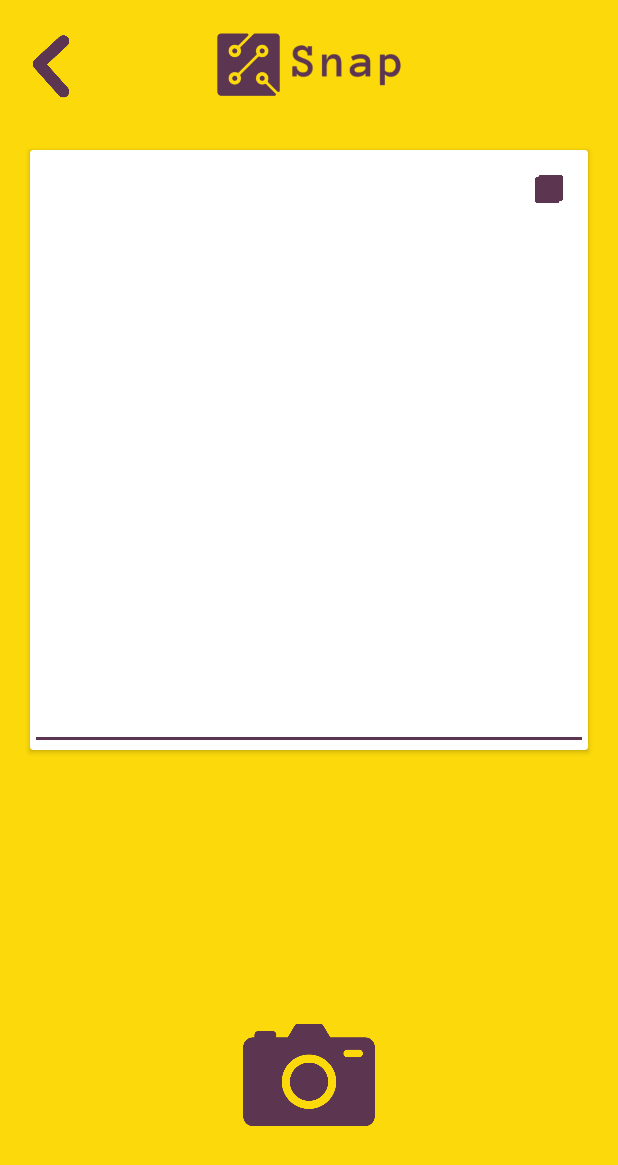
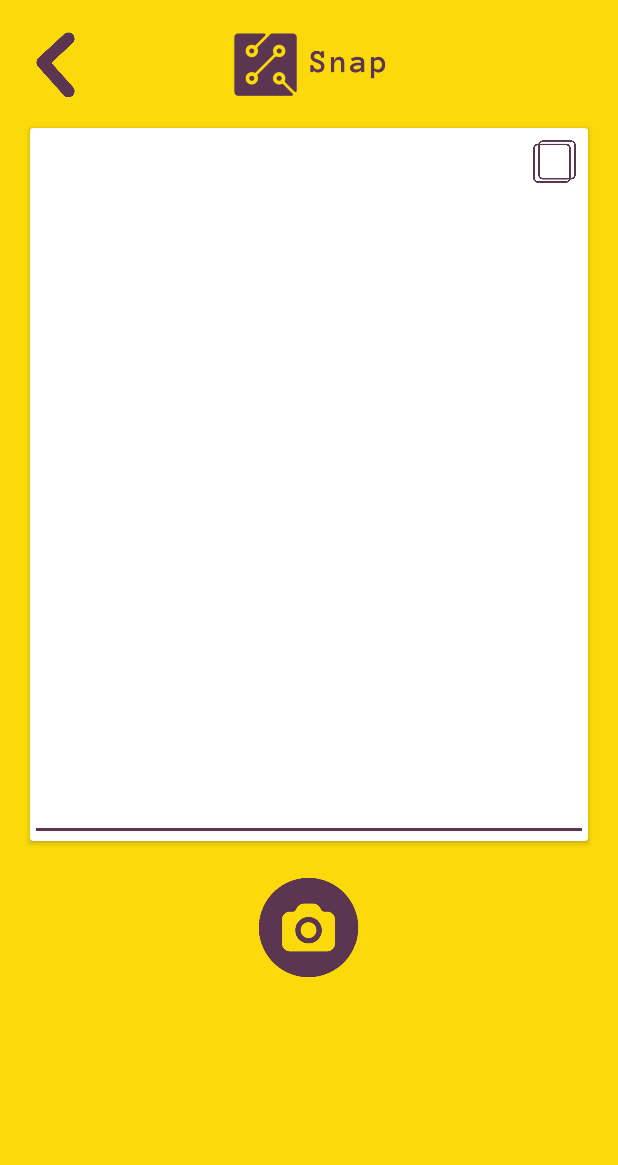
Before and after one commit to keathkeather/SpeakSnap, an Android app: the screen it shows after launch (SnapActivity), after a tap on an icon or button, on a phone screen of 412 x 824 dp. Shown: the top 1165 px of the screen. Run offline under Robolectric (Android 15) with nearby library versions, the phone set to English and light mode, and no system bars; libraries missing offline, so code that uses them is left out: com.github.dhaval2404.imagepicker, com.google.mlkit.vision; 1 statement that could not run was skipped.

Commit message:
added changes

```diff
--- a/SpeakSnapFinal/app/src/main/java/com/example/speaksnapfinal/SplashActivity.java
+++ b/SpeakSnapFinal/app/src/main/java/com/example/speaksnapfinal/SplashActivity.java
@@ -25,6 +25,6 @@ public class SplashActivity extends AppCompatActivity {
                 startActivity(new Intent(SplashActivity.this, MainActivity.class));
                 finish();
             }
-        }, 5000);
+        }, 3500);
     }
 }
--- a/SpeakSnapFinal/app/src/main/res/layout/activity_main.xml
+++ b/SpeakSnapFinal/app/src/main/res/layout/activity_main.xml
@@ -13,7 +13,7 @@
         android:layout_width="80dp"
         android:layout_height="80dp"
         android:layout_centerHorizontal="true"
-        android:layout_marginTop="150dp"
+        android:layout_marginTop="175dp"
         android:contentDescription="@string/logo2"
         android:src="@drawable/logo2"/>
 
--- a/SpeakSnapFinal/app/src/main/res/layout/activity_snap.xml
+++ b/SpeakSnapFinal/app/src/main/res/layout/activity_snap.xml
@@ -6,10 +6,10 @@
 
     <Button
         android:id="@+id/backBtn"
-        android:layout_width="48dp"
-        android:layout_height="48dp"
-        android:layout_marginStart="10dp"
-        android:layout_marginTop="20dp"
+        android:layout_width="50dp"
+        android:layout_height="50dp"
+        android:layout_marginStart="12dp"
+        android:layout_marginTop="18dp"
         android:background="@drawable/backbutton"
         android:contentDescription="@string/backbtn1" />
 
@@ -30,29 +30,20 @@
 
         <ImageView
             android:id="@+id/snapImageView"
-            android:layout_width="80dp"
-            android:layout_height="50dp"
-            android:src="@drawable/snap" />
+            android:layout_width="55dp"
+            android:layout_height="25dp"
+            android:src="@drawable/snap"
+            android:layout_marginTop="12dp"
+            android:layout_marginStart="2dp"/>
 
     </LinearLayout>
-
-    <Button
-        android:id="@+id/snapButton"
-        android:backgroundTint="@null"
-        android:layout_width="100dp"
-        android:layout_height="100dp"
-        android:layout_alignParentBottom="true"
-        android:layout_centerHorizontal="true"
-        android:layout_marginBottom="60dp"
-        android:background="@drawable/camera" />
 
     <androidx.cardview.widget.CardView
         android:id="@+id/textBox"
         android:backgroundTint="@null"
         android:layout_width="match_parent"
-        android:layout_height="400dp"
-        android:layout_below="@id/logoImageView"
-        android:layout_marginTop="100dp"
+        android:layout_height="475dp"
+        android:layout_marginTop="85dp"
         android:layout_marginStart="20dp"
         android:layout_marginEnd="20dp"
         android:background="#FFFFFF">
@@ -61,35 +52,36 @@
             android:id="@+id/edit_text"
             android:layout_width="match_parent"
             android:layout_height="match_parent"
-            android:layout_marginTop="20dp"
+            android:layout_marginTop="30dp"
             android:gravity="top"
             android:text="" />
 
         <RelativeLayout
             android:layout_width="match_parent"
-            android:layout_height="match_parent">
+            android:layout_height="40dp">
 
             <Button
                 android:id="@+id/copyButton"
-                android:layout_width="20dp"
-                android:layout_height="20dp"
-                android:layout_alignParentTop="true"
+                android:layout_width="30dp"
+                android:layout_height="30dp"
                 android:layout_alignParentEnd="true"
-                android:layout_marginStart="16dp"
-                android:layout_marginTop="16dp"
-                android:layout_marginEnd="16dp"
-                android:layout_marginBottom="16dp"
+                android:layout_marginTop="7dp"
+                android:layout_marginEnd="7dp"
                 android:background="@drawable/copybutton" />
 
         </RelativeLayout>
 
-
     </androidx.cardview.widget.CardView>
 
-
-
-
-
-
+    <Button
+        android:id="@+id/snapButton"
+        android:layout_width="75dp"
+        android:layout_height="75dp"
+        android:layout_below="@id/textBox"
+        android:layout_centerHorizontal="true"
+        android:layout_marginStart="20dp"
+        android:layout_marginTop="20dp"
+        android:background="@drawable/camera"
+        android:backgroundTint="@null" />
 
 </RelativeLayout>
--- a/SpeakSnapFinal/app/src/main/res/layout/activity_splash.xml
+++ b/SpeakSnapFinal/app/src/main/res/layout/activity_splash.xml
@@ -6,10 +6,10 @@
 
     <ImageView
         android:id="@+id/logoImageView"
-        android:layout_width="150dp"
-        android:layout_height="150dp"
+        android:layout_width="375dp"
+        android:layout_height="175dp"
         android:layout_centerInParent="true"
         android:contentDescription="@string/logo2"
-        android:src="@drawable/logo2" />
+        android:src="@drawable/thelogo" />
 
 </RelativeLayout>
--- a/SpeakSnapFinal/build.gradle
+++ b/SpeakSnapFinal/build.gradle
@@ -5,7 +5,7 @@ buildscript {
         mavenCentral()
     }
     dependencies {
-        classpath "com.android.tools.build:gradle:7.0.3"
+        classpath 'com.android.tools.build:gradle:7.4.1'
 
         // NOTE: Do not place your application dependencies here; they belong
         // in the individual module build.gradle files
```
Also changed, not shown: SpeakSnapFinal/app/src/main/res/layout/activity_speak.xml (+52 -64 lines), SpeakSnapFinal/app/src/main/res/drawable/camera.png, SpeakSnapFinal/app/src/main/res/drawable/copybutton.png, SpeakSnapFinal/app/src/main/res/drawable/micbutton.png, SpeakSnapFinal/app/src/main/res/drawable/thelogo.png (added), SpeakSnapFinal/gradle/wrapper/gradle-wrapper.properties.
